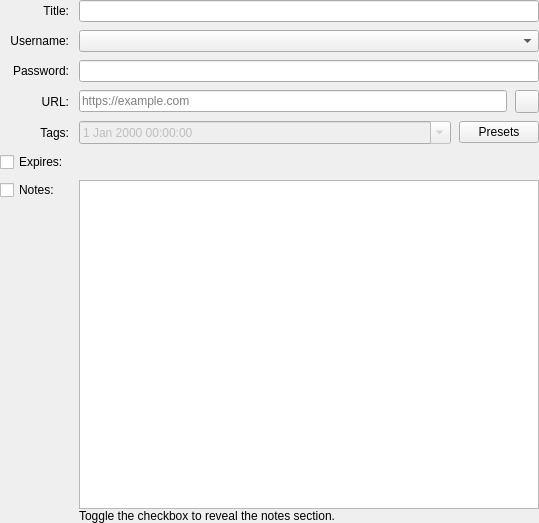
First picture: the form in src/gui/entry/EditEntryWidgetMain.ui, repository yamabiiko/keepassxc, before the edit.
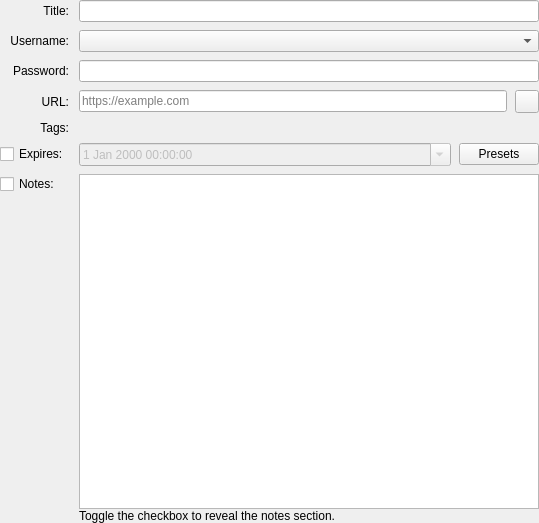
Second picture: the form after the edit. Custom widgets are drawn as their Qt base class.

Commit message: fix overlapping fields in EditEntryWidget

```diff
--- a/src/gui/entry/EditEntryWidgetMain.ui
+++ b/src/gui/entry/EditEntryWidgetMain.ui
@@ -129,7 +129,7 @@
       </item>
      </layout>
     </item>
-    <item row="5" column="1">
+    <item row="6" column="1">
      <layout class="QHBoxLayout" name="horizontalLayout_2">
       <property name="spacing">
        <number>8</number>
```
